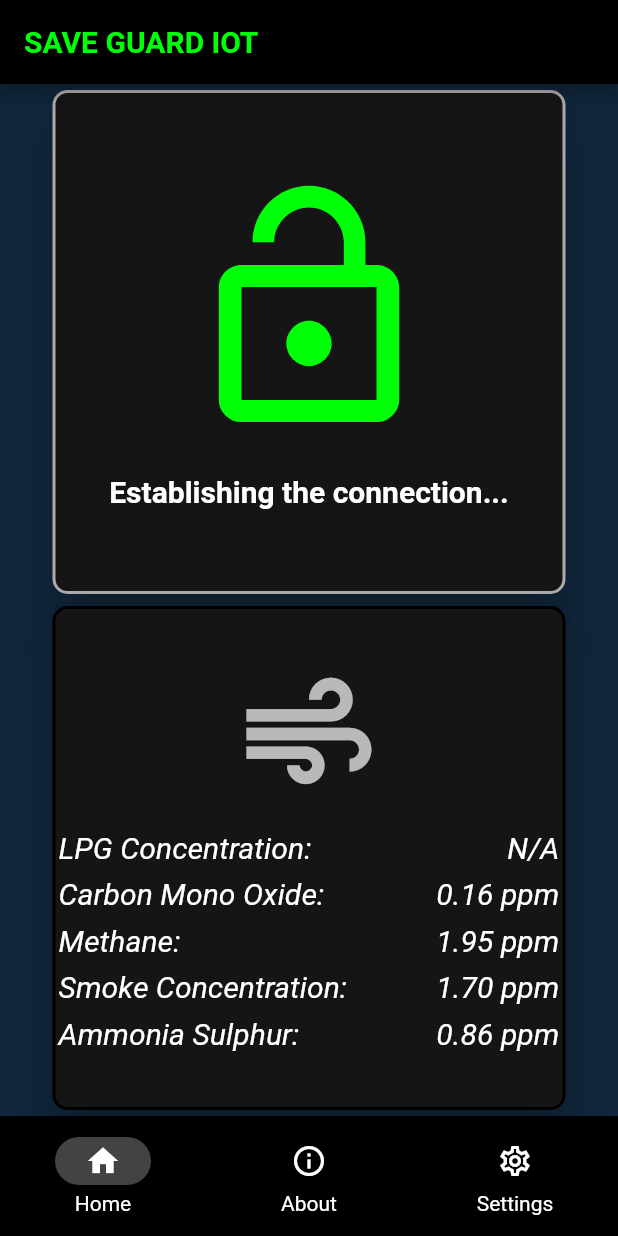
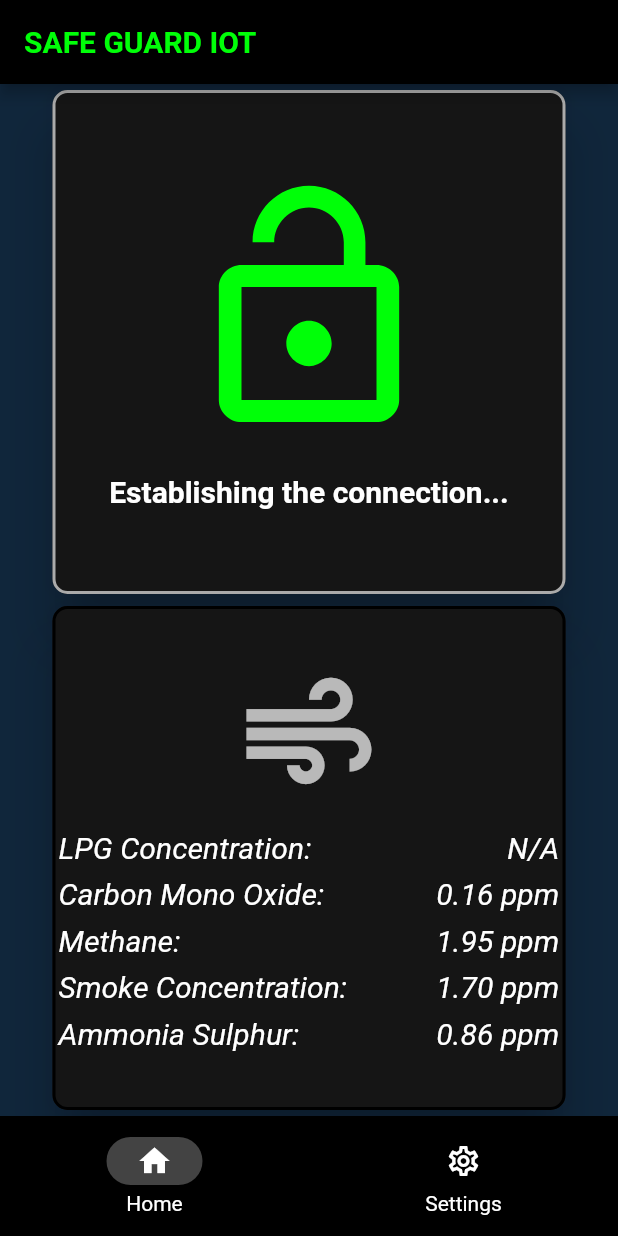
Before and after one commit to mukundsolanki/SaveGuard.iot, a Flutter app: the MyHomePage screen opened directly, on a phone screen of 412 x 824 dp. Run offline on Flutter 3.47's test engine with Material 2 defaults, Android fonts, the phone set to English and light mode, and no system bars; our stand-ins replace audioplayers, percent_indicator; network calls fail.

Commit message:
minor bug fix

```diff
--- a/lib/home_page.dart
+++ b/lib/home_page.dart
@@ -105,7 +105,7 @@ class _MyHomePageState extends State<MyHomePage> {
       _currentIndex = index;
     });
 
-    if (index == 2) {
+    if (index == 1) {
     Navigator.push(
       context,
       MaterialPageRoute(builder: (context) => SettingsPage()),
@@ -129,7 +129,7 @@ class _MyHomePageState extends State<MyHomePage> {
       // backgroundColor: ,
       appBar: AppBar(
         title: Text(
-          'SAVE GUARD IOT',
+          'SAFE GUARD IOT',
           style: TextStyle(
             fontSize: 20,
             fontWeight: FontWeight.bold,
@@ -170,7 +170,7 @@ class _MyHomePageState extends State<MyHomePage> {
                           status == 'locked'
                               ? Icon(
                                   Icons.lock,
-                                  color: Colors.black,
+                                  color: Colors.white70,
                                   size: 180.0,
                                 )
                               : Icon(
@@ -348,17 +348,17 @@ class _MyHomePageState extends State<MyHomePage> {
                 color: Colors.white,
               ),
             ),
-            NavigationDestination(
-              icon: Icon(
-                Icons.info_outline,
-                color: Colors.white,
-              ),
-              label: 'About',
-              selectedIcon: Icon(
-                Icons.info,
-                color: Colors.white,
-              ),
-            ),
+            // NavigationDestination(
+            //   icon: Icon(
+            //     Icons.info_outline,
+            //     color: Colors.white,
+            //   ),
+            //   label: 'About',
+            //   selectedIcon: Icon(
+            //     Icons.info,
+            //     color: Colors.white,
+            //   ),
+            // ),
             NavigationDestination(
               icon: Icon(
                 Icons.settings_outlined,
```
